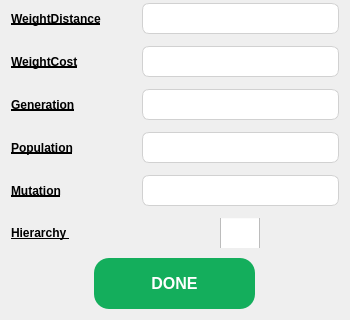
Before: the Qt Designer form FE/modelSettings.ui in Lucianono/ShelterAlloc_Thesis, drawn with Qt 5; both pictures show x 0 to 350 and y 142 to 462 of the 350 by 462 pixel window.
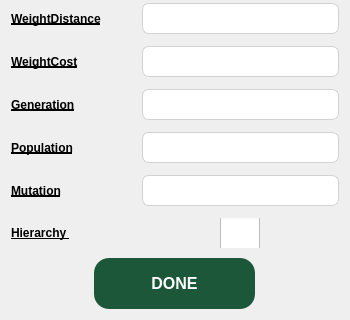
After: the same form once the commit is applied. Icons and pictures are not drawn.

Patch:
```diff
--- a/FE/modelSettings.ui
+++ b/FE/modelSettings.ui
@@ -399,7 +399,7 @@
         </property>
         <property name="styleSheet">
          <string notr="true">QPushButton {
-    background-color: #14AE5C;
+    background-color: #1C5739;
     color: white;
     padding: 5px;
     border: none;
```
Left out of the diff: 4 changed lines with no effect on the pictures.
